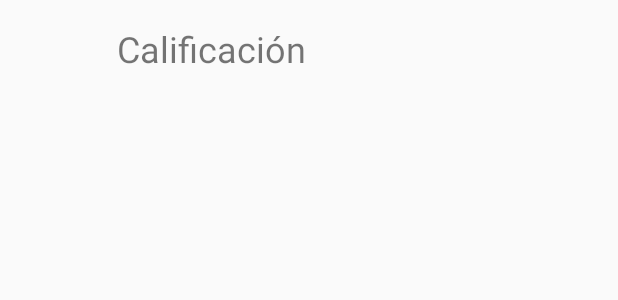
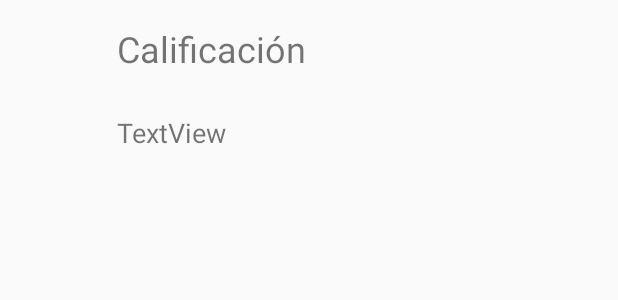
Before and after one commit to juan230500/StudentApp, an Android app: the layout activity_calificacion.xml on its own in the app's theme, with its tools: preview values and no code run, on a phone screen of 412 x 824 dp. Shown: the top 300 px of the screen. Run offline under Robolectric (Android 15) with nearby library versions, the phone set to English and light mode, and no system bars; network calls fail.

Commit message:
Revert "Update activity_calificacion.xml"
This reverts commit 96563aa7b821153eb3d1813610c0686acdc2dae2.

```diff
--- a/app/src/main/res/layout/activity_calificacion.xml
+++ b/app/src/main/res/layout/activity_calificacion.xml
@@ -13,6 +13,7 @@
         android:layout_marginStart="8dp"
         android:layout_marginTop="16dp"
         android:layout_marginEnd="8dp"
+        android:text="TextView"
         android:textSize="18sp"
         app:layout_constraintEnd_toEndOf="parent"
         app:layout_constraintHorizontal_bias="0.504"
```
